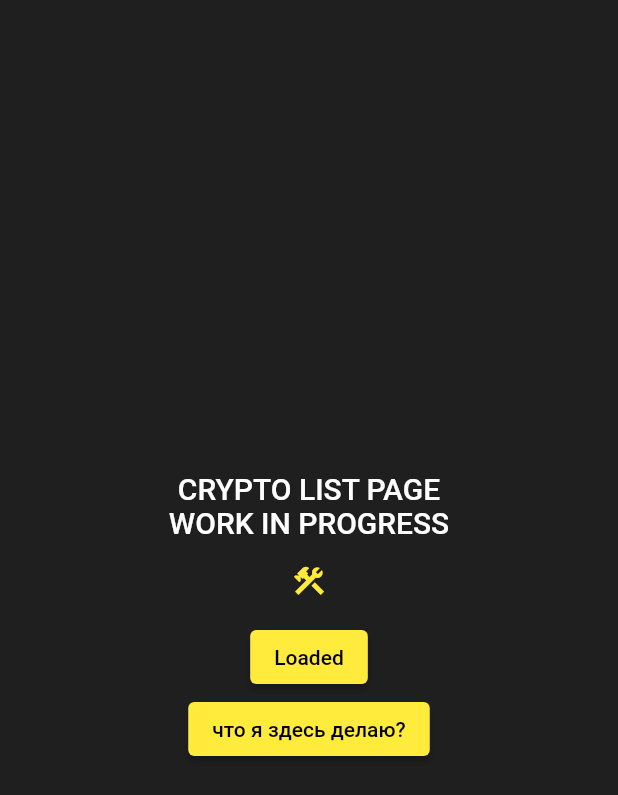
After one commit to Borteq2/currencies, a Flutter app: the CryptoListScreen screen opened by its route, after a tap on "Initial", on a phone screen of 412 x 824 dp. The commit adds this screen. Shown: the top 795 px of the screen. Run offline on Flutter 3.47's test engine with Material 2 defaults, Android fonts, the phone set to English and light mode, and no system bars; our stand-ins replace bloc, dio, equatable, firebase_core, flutter_bloc, flutter_svg and 3 more; missing offline and left inert: talker_bloc_logger, talker_dio_logger; accounts and stored records are empty; generated files the repository leaves out were written again; network calls fail; statements that could not run were skipped.

Commit message:
simple bloc variables tossing + variable visibility of widgets

```diff
--- a/lib/currency_list_app.dart
+++ b/lib/currency_list_app.dart
@@ -1,4 +1,6 @@
+import 'package:Currencies/features/crypto_list_screen/bloc/crypto_list_screen_bloc.dart';
 import 'package:flutter/material.dart';
+import 'package:flutter_bloc/flutter_bloc.dart';
 import 'package:get_it/get_it.dart';
 import 'package:talker_flutter/talker_flutter.dart';
 import 'theme/myDarkTheme.dart';
@@ -10,13 +12,16 @@ class CurrenciesListApp extends StatelessWidget {
   // This widget is the root of your application.
   @override
   Widget build(BuildContext context) {
-    return MaterialApp(
+    return BlocProvider(
+      create: (context) => CryptoListScreenBloc(),
+      child: MaterialApp(
         debugShowCheckedModeBanner: false,
         theme: myDarkTheme,
         routes: routes,
         navigatorObservers: [
           TalkerRouteObserver(GetIt.I<Talker>())
         ],
+      ),
     );
   }
 }
--- /dev/null
+++ b/lib/features/crypto_list_screen/bloc/crypto_list_screen_bloc.dart
@@ -0,0 +1,31 @@
+import 'dart:async';
+
+import 'package:bloc/bloc.dart';
+import 'package:flutter/material.dart';
+import 'package:get_it/get_it.dart';
+import 'package:meta/meta.dart';
+import 'package:talker_flutter/talker_flutter.dart';
+
+part 'crypto_list_screen_event.dart';
+part 'crypto_list_screen_state.dart';
+
+Talker logger = GetIt.I<Talker>();
+
+class CryptoListScreenBloc extends Bloc<CryptoListScreenEvent, CryptoListScreenState> {
+  CryptoListScreenBloc() : super(CryptoListScreenInitial()) {
+    on<CryptoListScreenLoadingEvent>((event, emit) async {
+      String messageAuthor = event.callerName;
+
+      emit(CryptoListScreenLoading(message: 'Loading from $messageAuthor'));
+      await doSomething();
+      emit(CryptoListScreenLoaded(message: 'Loaded successfully'));
+
+    });
+
+  }
+}
+
+Future<void> doSomething() async {
+  await Future.delayed(const Duration(seconds: 1));
+  // код вашей функции
+}
--- /dev/null
+++ b/lib/features/crypto_list_screen/bloc/crypto_list_screen_event.dart
@@ -0,0 +1,11 @@
+part of 'crypto_list_screen_bloc.dart';
+
+@immutable
+abstract class CryptoListScreenEvent {}
+
+class CryptoListScreenLoadingEvent extends CryptoListScreenEvent {
+  CryptoListScreenLoadingEvent({required this.callerName});
+
+  final String callerName;
+
+}
--- /dev/null
+++ b/lib/features/crypto_list_screen/bloc/crypto_list_screen_state.dart
@@ -0,0 +1,20 @@
+part of 'crypto_list_screen_bloc.dart';
+
+@immutable
+abstract class CryptoListScreenState {}
+
+class CryptoListScreenInitial extends CryptoListScreenState {}
+
+class CryptoListScreenLoading extends CryptoListScreenState {
+  CryptoListScreenLoading({required this.message});
+
+  final String message;
+}
+
+class CryptoListScreenLoaded extends CryptoListScreenState {
+  CryptoListScreenLoaded({required this.message});
+
+  final String message;
+}
+
+class CryptoListScreenLoadingFailed extends CryptoListScreenState {}
--- /dev/null
+++ b/lib/features/crypto_list_screen/view/crypto_list_screen.dart
@@ -0,0 +1,74 @@
+import 'package:Currencies/features/crypto_list_screen/bloc/crypto_list_screen_bloc.dart';
+import 'package:flutter/material.dart';
+import 'package:flutter_bloc/flutter_bloc.dart';
+
+class CryptoListScreen extends StatefulWidget {
+  const CryptoListScreen({Key? key}) : super(key: key);
+
+  @override
+  State<CryptoListScreen> createState() => _CryptoListScreenState();
+}
+
+class _CryptoListScreenState extends State<CryptoListScreen> {
+  @override
+  Widget build(BuildContext context) {
+    return BlocBuilder<CryptoListScreenBloc, CryptoListScreenState>(
+      builder: (context, state) {
+        CryptoListScreenState currentState =
+            context.read<CryptoListScreenBloc>().state;
+        String? msg;
+
+        msg = (currentState is CryptoListScreenInitial)
+            ? msg = 'Initial'
+            : (currentState is CryptoListScreenLoading)
+                ? msg = 'Loading'
+                : (currentState is CryptoListScreenLoaded)
+                    ? msg = 'Loaded'
+                    : msg = 'WRONG STATE';
+
+        if (state is CryptoListScreenLoading) {
+          return const Center(
+            child: CircularProgressIndicator(),
+          );
+        }
+        return Scaffold(
+          body: Container(
+            alignment: Alignment.center,
+            child: Column(
+              mainAxisAlignment: MainAxisAlignment.center,
+              children: [
+                const Text('CRYPTO LIST PAGE'),
+                const Text('WORK IN PROGRESS'),
+                const SizedBox(height: 15),
+                const Icon(Icons.construction, color: Colors.yellow),
+                const SizedBox(height: 15),
+                ElevatedButton(
+                  onPressed: () {
+                    context.read<CryptoListScreenBloc>().add(
+                          CryptoListScreenLoadingEvent(
+                              callerName: runtimeType.toString()),
+                        );
+                  },
+                  child: Text(msg),
+                ),
+                Visibility(
+                  visible: (currentState is CryptoListScreenLoaded),
+                  child: ElevatedButton(
+                    onPressed: () {
+                      context.read<CryptoListScreenBloc>().add(
+                            CryptoListScreenLoadingEvent(
+                              callerName: runtimeType.toString(),
+                            ),
+                          );
+                    },
+                    child: Text('что я здесь делаю?'),
+                  ),
+                ),
+              ],
+            ),
+          ),
+        );
+      },
+    );
+  }
+}
--- a/lib/features/ugly_navigation.dart
+++ b/lib/features/ugly_navigation.dart
@@ -16,7 +16,7 @@ void badNavigation(Object? previousIndex, BuildContext context, int thisPageInde
         Navigator.pushNamed(context, '/list', arguments: thisPageIndex);
         break;
       case 3:
-        Navigator.pushNamed(context, '/crypto',
+        Navigator.pushNamed(context, '/crypto_list',
             arguments: thisPageIndex);
         break;
       default:
--- a/lib/router/router.dart
+++ b/lib/router/router.dart
@@ -1,3 +1,4 @@
+import '../features/crypto_list_screen/view/crypto_list_screen.dart';
 import '../features/currency_list_screen/currency_list.dart';
 import '../features/currency_screen/currency_screen.dart';
 import '../features/home_screen/home_screen.dart';
@@ -8,4 +9,5 @@ final routes = {
   '/': (context) => const HomePageScreen(),
   '/list': (context) => const CurrencyListScreen(),
   '/currency': (context) => const CurrencyScreen(),
+  '/crypto_list': (context) => const CryptoListScreen(),
 };
```
Lines whose indentation alone changed are shown as unchanged.
